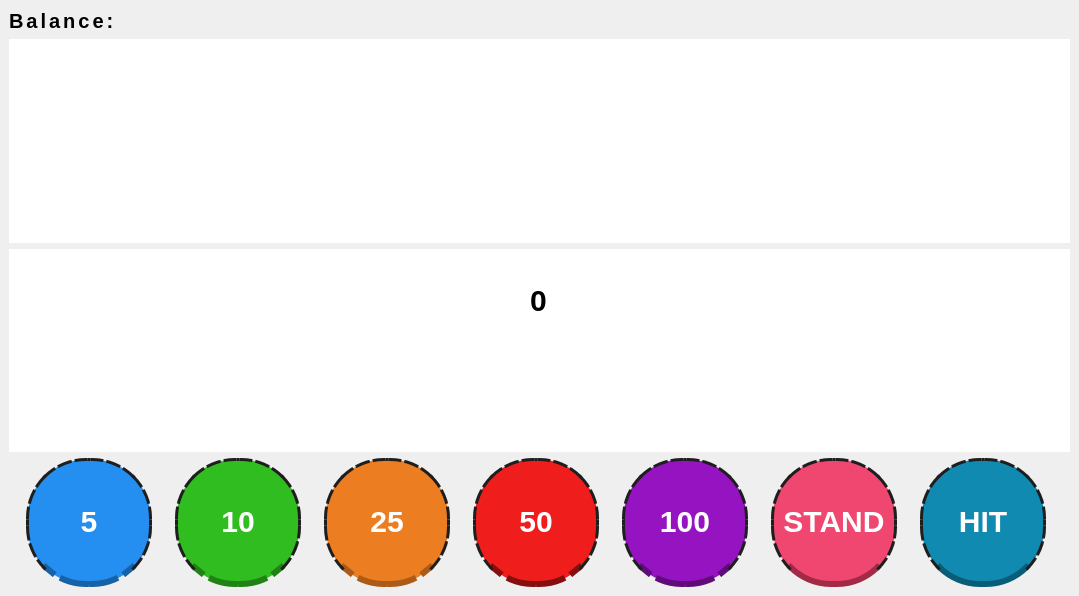
The window that mainwindow.ui (miikeGit/Blackjack) describes before a commit, drawn with Qt 5.
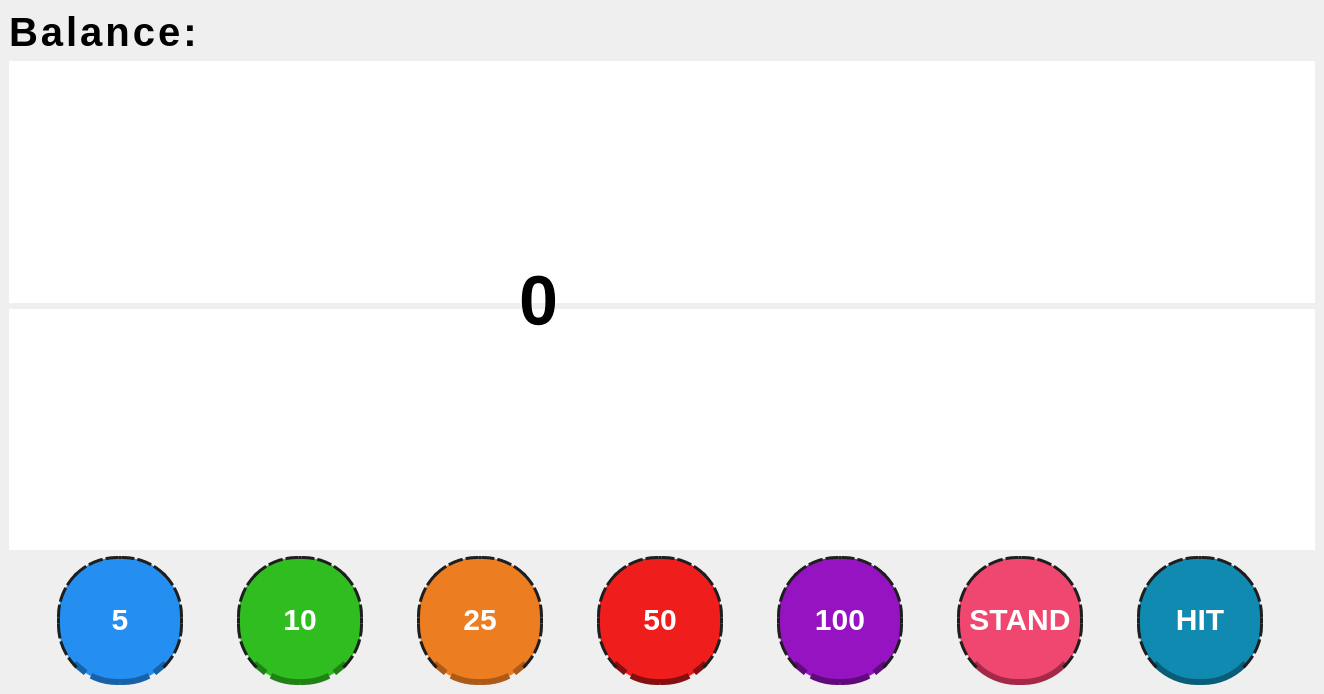
The same window after the commit.

Patch:
```diff
--- a/mainwindow.ui
+++ b/mainwindow.ui
@@ -6,8 +6,8 @@
    <rect>
     <x>0</x>
     <y>0</y>
-    <width>1079</width>
-    <height>596</height>
+    <width>1324</width>
+    <height>694</height>
    </rect>
   </property>
   <property name="windowTitle">
@@ -15,7 +15,7 @@
   </property>
   <property name="styleSheet">
    <string notr="true">
-    QLabel { font-family: "balatro"; font-weight: bold; font-size: 20px; letter-spacing: 3px; }
+    QLabel { font-family: &quot;balatro&quot;; font-weight: bold; font-size: 40px; letter-spacing: 3px; }
     QPushButton {
         min-width: 120px;
         min-height: 120px;
@@ -23,34 +23,35 @@
         max-height: 120px;
         border-radius: 60px;
         color: white;
-        font-family: "balatro";
+        font-family: &quot;balatro&quot;;
         font-weight: bold;
         font-size: 30px;
         border: 3px dashed #1e1e1e;
     }
     QPushButton:pressed { border-bottom: 2px solid #9e3a18; margin-top: 4px; }
+    QPushButton:disabled {
+        background-color: #4a4a4a;
+        color: #888888;
+        border: 3px solid #333333;
+        border-bottom: 2px solid #333333;
+        border-color: #666666;
+        margin-top: 4px;
+    }
 
-    QPushButton#bet5Button { background-color: #248ef1; border-bottom: 6px dashed #1761a6; }
-    QPushButton#bet10Button { background-color: #30bd20; border-bottom: 6px dashed #208215; }
-    QPushButton#bet25Button { background-color: #ed7d21; border-bottom: 6px dashed #ab5a18; }
-    QPushButton#bet50Button { background-color: #f01d1d; border-bottom: 6px dashed #850f0f; }
-    QPushButton#bet100Button { background-color: #9613c2; border-bottom: 6px dashed #5f0c7a; }
+    QPushButton#bet5Button:enabled { background-color: #248ef1; border-bottom: 6px dashed #1761a6; }
+    QPushButton#bet10Button:enabled { background-color: #30bd20; border-bottom: 6px dashed #208215; }
+    QPushButton#bet25Button:enabled { background-color: #ed7d21; border-bottom: 6px dashed #ab5a18; }
+    QPushButton#bet50Button:enabled { background-color: #f01d1d; border-bottom: 6px dashed #850f0f; }
+    QPushButton#bet100Button:enabled { background-color: #9613c2; border-bottom: 6px dashed #5f0c7a; }
 
     QPushButton#standButton { background-color: #ef476f; border-bottom: 6px solid #a32a47; }
     QPushButton#hitButton { background-color: #118ab2; border-bottom: 6px solid #0a5d78; }
 
-    #BetSize { font-size: 30px; }
+    #BetSize { font-size: 70px; }
    </string>
   </property>
   <widget class="QWidget" name="centralwidget">
    <layout class="QGridLayout" name="gridLayout">
-    <item row="0" column="0">
-     <widget class="QLabel" name="balance">
-      <property name="text">
-       <string>Balance:</string>
-      </property>
-     </widget>
-    </item>
     <item row="2" column="0">
      <widget class="QGraphicsView" name="dealerHand">
       <property name="frameShape">
@@ -118,6 +119,16 @@
       </item>
      </layout>
     </item>
+    <item row="0" column="0">
+     <widget class="QLabel" name="balance">
+      <property name="text">
+       <string>Balance:</string>
+      </property>
+      <property name="alignment">
+       <set>Qt::AlignmentFlag::AlignLeading|Qt::AlignmentFlag::AlignLeft|Qt::AlignmentFlag::AlignTop</set>
+      </property>
+     </widget>
+    </item>
    </layout>
    <widget class="QLabel" name="BetSize">
     <property name="geometry">
@@ -135,11 +146,11 @@
      <set>Qt::AlignmentFlag::AlignCenter</set>
     </property>
    </widget>
-   <zorder>balance</zorder>
    <zorder>dealerHand</zorder>
    <zorder>playerHand</zorder>
    <zorder>BetSize</zorder>
    <zorder></zorder>
+   <zorder>balance</zorder>
   </widget>
  </widget>
  <resources/>
```
